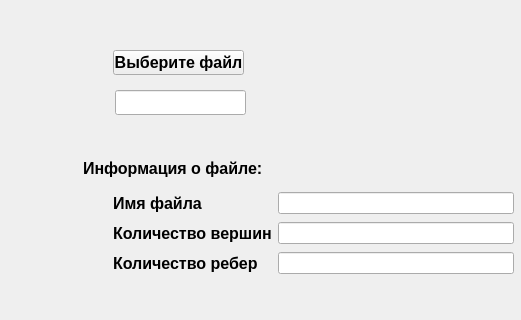
Old version of the form src/mainwindow.ui in the repository shii-cchi/3D_Viewer_c; both pictures show x 507 to 1028 and y 0 to 320 of the 1028 by 677 pixel window.
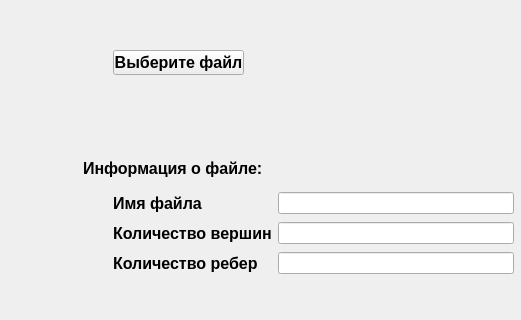
New version of the form. Custom widgets are drawn as their Qt base class.

Commit message: add new class glview

```diff
--- a/src/mainwindow.ui
+++ b/src/mainwindow.ui
@@ -14,16 +14,6 @@
    <string>MainWindow</string>
   </property>
   <widget class="QWidget" name="centralwidget">
-   <widget class="QWidget" name="widget" native="true">
-    <property name="geometry">
-     <rect>
-      <x>10</x>
-      <y>10</y>
-      <width>571</width>
-      <height>611</height>
-     </rect>
-    </property>
-   </widget>
    <widget class="QPushButton" name="pushButton">
     <property name="geometry">
      <rect>
@@ -309,20 +299,34 @@
      </rect>
     </property>
    </widget>
-   <widget class="QLineEdit" name="error">
+   <widget class="QLabel" name="error">
     <property name="geometry">
      <rect>
-      <x>622</x>
+      <x>620</x>
       <y>90</y>
-      <width>131</width>
-      <height>25</height>
+      <width>361</width>
+      <height>17</height>
      </rect>
     </property>
     <property name="font">
      <font>
       <pointsize>12</pointsize>
+      <italic>false</italic>
       <bold>true</bold>
      </font>
+    </property>
+    <property name="text">
+     <string/>
+    </property>
+   </widget>
+   <widget class="GlView" name="widget" native="true">
+    <property name="geometry">
+     <rect>
+      <x>19</x>
+      <y>9</y>
+      <width>561</width>
+      <height>591</height>
+     </rect>
     </property>
    </widget>
   </widget>
@@ -338,6 +342,14 @@
   </widget>
   <widget class="QStatusBar" name="statusbar"/>
  </widget>
+ <customwidgets>
+  <customwidget>
+   <class>GlView</class>
+   <extends>QWidget</extends>
+   <header>glview.h</header>
+   <container>1</container>
+  </customwidget>
+ </customwidgets>
  <resources/>
  <connections/>
 </ui>
```
The commit also changes 6 other files.
